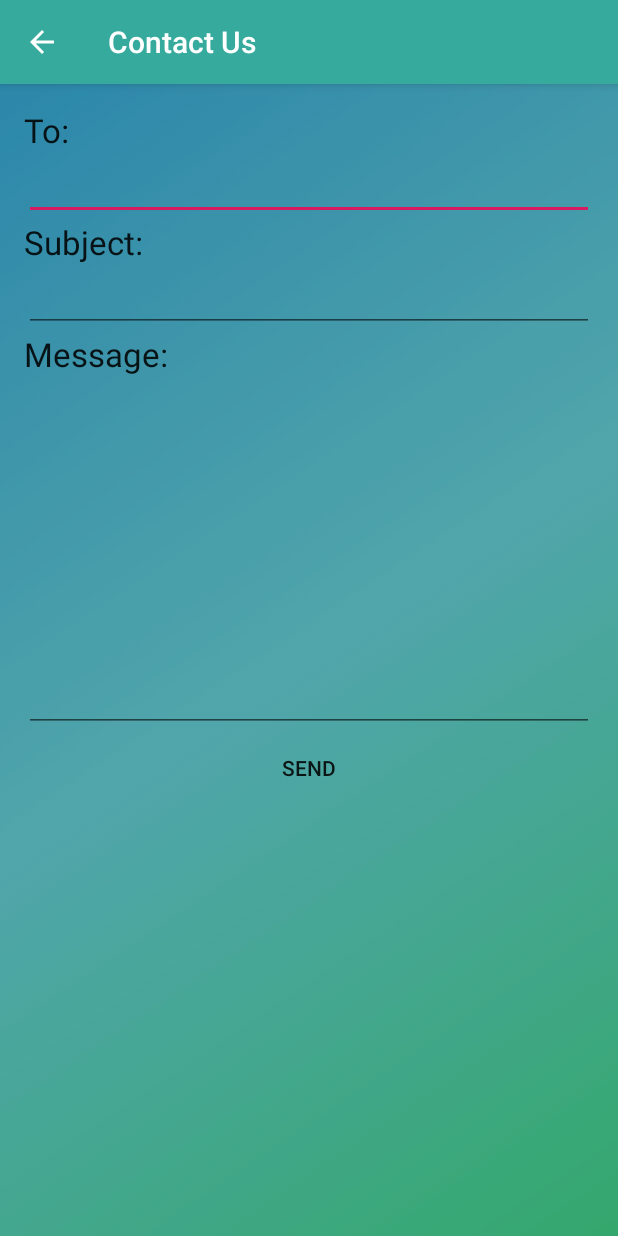
After one commit to khushi07/Group4_FinalProject_W2019_MAD3125, an Android app: the ContactActivity screen opened directly, with no data from a screen before it, on a phone screen of 412 x 824 dp. The commit adds this screen. Run offline under Robolectric (Android 15) with nearby library versions, the phone set to English and light mode, and no system bars.

Commit message:
contact us

```diff
--- /dev/null
+++ b/app/src/main/java/com/example/group_4_shoppingapp/Activities/ContactActivity.java
@@ -0,0 +1,57 @@
+package com.example.group_4_shoppingapp.Activities;
+
+import androidx.appcompat.app.ActionBar;
+import androidx.appcompat.app.AppCompatActivity;
+
+import android.content.Intent;
+import android.os.Bundle;
+import android.view.View;
+import android.widget.Button;
+import android.widget.EditText;
+
+import com.example.group_4_shoppingapp.R;
+
+public class ContactActivity extends AppCompatActivity {
+
+    private EditText mEditTextTo;
+    private EditText mEditTextSubject;
+    private EditText mEditTextMessage;
+
+    @Override
+    protected void onCreate(Bundle savedInstanceState) {
+        super.onCreate(savedInstanceState);
+        setContentView(R.layout.activity_contact);
+
+        ActionBar actionBar = getSupportActionBar();
+        actionBar.setTitle("Contact Us");
+
+        mEditTextTo = findViewById(R.id.edit_text_to);
+        mEditTextSubject = findViewById(R.id.edit_text_subject);
+        mEditTextMessage = findViewById(R.id.edit_text_message);
+
+        Button buttonSend = findViewById(R.id.button_send);
+        buttonSend.setOnClickListener(new View.OnClickListener() {
+            @Override
+            public void onClick(View v) {
+                sendMail();
+            }
+        });
+    }
+
+        private void sendMail()
+        {
+            String recipientList = mEditTextTo.getText().toString();
+            String[] recipients = recipientList.split(",");
+
+            String subject = mEditTextSubject.getText().toString();
+            String message = mEditTextMessage.getText().toString();
+
+            Intent intent = new Intent(Intent.ACTION_SEND);
+            intent.putExtra(Intent.EXTRA_EMAIL, recipients);
+            intent.putExtra(Intent.EXTRA_SUBJECT, subject);
+            intent.putExtra(Intent.EXTRA_TEXT, message);
+
+            intent.setType("message/rfc822");
+            startActivity(Intent.createChooser(intent, "Choose an Email client"));
+        }
+}
--- a/app/src/main/java/com/example/group_4_shoppingapp/Activities/HomeActivity.java
+++ b/app/src/main/java/com/example/group_4_shoppingapp/Activities/HomeActivity.java
@@ -72,8 +72,10 @@ public class HomeActivity extends AppCompatActivity implements NavigationView.On
                         new AboutFragment()).commit();
                 break;
             case R.id.nav_contactUs:
-                getSupportFragmentManager().beginTransaction().replace(R.id.fragment_container,
-                        new ContactFragment()).commit();
+                logout();
+                Intent in3 = new Intent(this, ContactActivity.class);
+                startActivity(in3);
+                finish();
                 break;
             case R.id.nav_logout:
                 logout();
--- /dev/null
+++ b/app/src/main/res/layout/activity_contact.xml
@@ -0,0 +1,56 @@
+<?xml version="1.0" encoding="utf-8"?>
+<LinearLayout xmlns:android="http://schemas.android.com/apk/res/android"
+    xmlns:tools="http://schemas.android.com/tools"
+    android:layout_width="match_parent"
+    android:layout_height="match_parent"
+    android:orientation="vertical"
+    android:padding="16dp"
+    android:background="@drawable/back"
+    tools:context=".Activities.ContactActivity">
+
+
+    <TextView
+        android:layout_width="match_parent"
+        android:layout_height="wrap_content"
+        android:text="To:"
+        android:textAppearance="@style/Base.TextAppearance.AppCompat.Large"/>
+
+    <EditText
+        android:id="@+id/edit_text_to"
+        android:layout_width="match_parent"
+        android:layout_height="wrap_content"
+        android:inputType="textEmailAddress"/>
+
+    <TextView
+        android:layout_width="match_parent"
+        android:layout_height="wrap_content"
+        android:text="Subject:"
+        android:textAppearance="@style/Base.TextAppearance.AppCompat.Large"/>
+
+    <EditText
+        android:id="@+id/edit_text_subject"
+        android:layout_width="match_parent"
+        android:layout_height="wrap_content"
+        android:inputType="textEmailSubject"/>
+
+    <TextView
+        android:layout_width="match_parent"
+        android:layout_height="wrap_content"
+        android:text="Message:"
+        android:textAppearance="@style/Base.TextAppearance.AppCompat.Large"/>
+
+    <EditText
+        android:id="@+id/edit_text_message"
+        android:layout_width="match_parent"
+        android:layout_height="wrap_content"
+        android:lines="10"
+        android:gravity="start|top"/>
+
+    <Button
+        android:id="@+id/button_send"
+        android:layout_width="match_parent"
+        android:layout_height="wrap_content"
+        android:background="@android:color/transparent"
+        android:text="Send"/>
+
+</LinearLayout>
```
Also changed, not shown: app/src/main/AndroidManifest.xml (+11 -13 lines), app/src/main/java/com/example/group_4_shoppingapp/Activities/ProductsActivity.java (+1 -9 lines), app/src/main/java/com/example/group_4_shoppingapp/Database/DatabaseHelper.java (+7 -0 lines), app/src/main/java/com/example/group_4_shoppingapp/Fragment/ContactFragment.java (+6 -58 lines), app/src/main/java/com/example/group_4_shoppingapp/MyAdapter.java (+5 -6 lines), app/src/main/java/com/example/group_4_shoppingapp/models/ListItem.java (renamed from app/src/main/java/com/example/group_4_shoppingapp/ListItem.java, +22 -5 lines).
